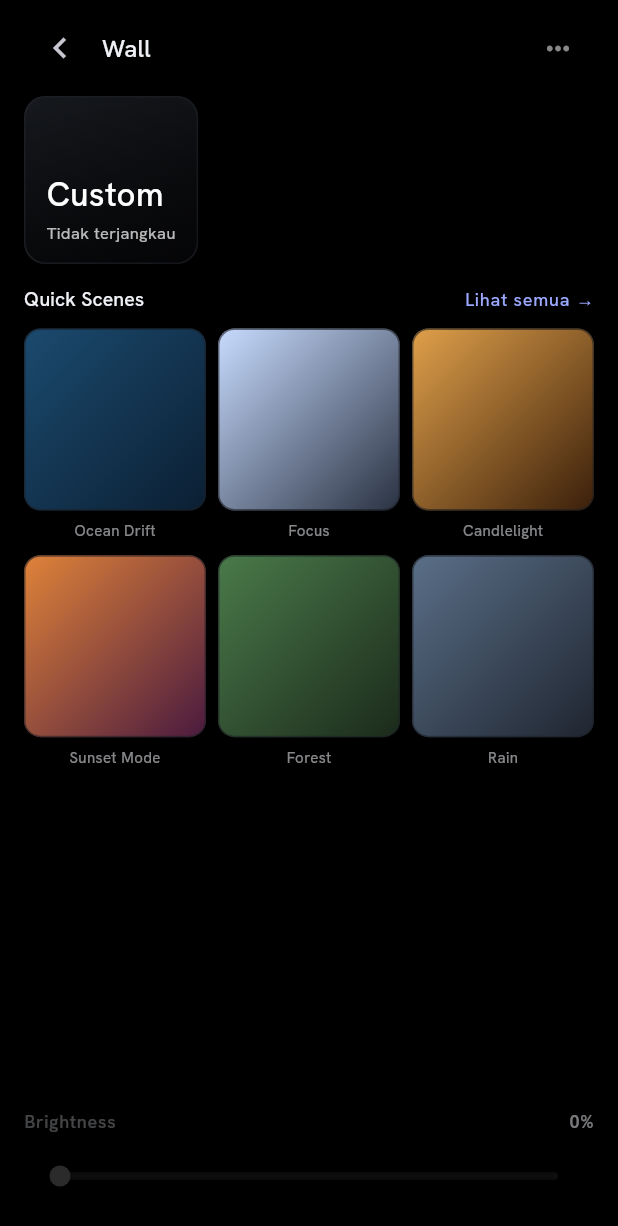
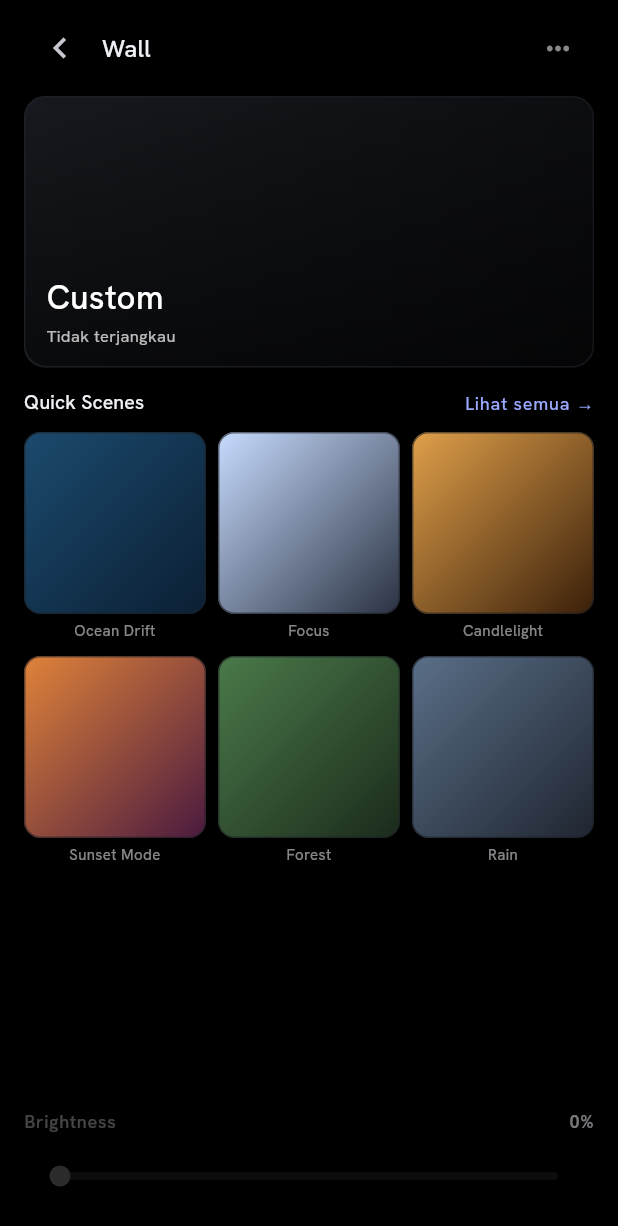
Before and after one commit to middleearthdev/living_wall_app, a Flutter app: the WallControlScreen screen opened directly with empty values, on a phone screen of 412 x 824 dp. Shown: the top 1226 px of the screen. Run offline on Flutter 3.47's test engine with Material 3 defaults, Android fonts, the phone set to English and light mode, and no system bars; our stand-ins replace dio, drift, flutter_riverpod, freezed_annotation, go_router, google_fonts and 2 more; missing offline and left inert: network_info_plus; accounts and stored records are empty; generated files the repository leaves out were written again.

Commit message:
feat(wall-control): adaptive hero, responsive quick scenes, slider echo suppression
Real-device testing on iPhone 15 Pro surfaced three issues on the Wall
Control screen that the artboard-driven layout did not anticipate.

Hero (S06):
- Fixed height 112 looked squashed against the wider real-phone content
  column (393pt body vs 218px artboard). Replaced with AspectRatio 2.10
  so the hero keeps the design canvas's 218×104 proportions regardless
  of device width.

Quick Scenes grid:
- GridView with fixed 58×58 tiles left a stranded strip under a hero
  that now spans the full row. Reworked as two manual Rows of three
  Expanded tiles so each tile grows with the available width. Mirrors
  the .qstrip layout in the design canvas exactly.
- _QuickSceneTile gains HitTestBehavior.opaque (entire tile column is
  tappable, not just the thumbnail), mainAxisSize.min for Expanded
  parents, and textAlign.center for two-line labels.

Brightness slider echo suppression:
- After onChangeEnd, the WS stream still carried trailing mid-drag
  values for ~200–300ms, briefly snapping the thumb backward before
  settling. Added _lastSent + a 400ms _suppressTimer so the slider
  pins to the released value during that window, then surrenders to
  widget.brightness so firmware coercion (preset clamps, gamma) still
  surfaces. Disposed correctly; mounted-guarded.

flutter analyze clean. Same suppression pattern applies to the room
brightness slider but is left for a separate commit so this one stays
scoped to the wall control screen.

Co-Authored-By: Claude Opus 4.7 <noreply@anthropic.com>

```diff
--- a/lib/presentation/screens/wall/wall_control_screen.dart
+++ b/lib/presentation/screens/wall/wall_control_screen.dart
@@ -1,3 +1,5 @@
+import 'dart:async';
+
 import 'package:flutter/material.dart';
 import 'package:flutter_riverpod/flutter_riverpod.dart';
 import 'package:go_router/go_router.dart';
@@ -200,8 +202,13 @@ class _Hero extends StatelessWidget {
       status = 'Aktif sekarang · $percent%';
     }
 
-    return Container(
-      height: 112,
+    // Scale height with screen width to match the design canvas hero
+    // ratio (218×104 in the artboard = ~2.10:1). Fixed-height 112 looked
+    // squashed on real phones whose content width is much wider than the
+    // 218px artboard scr-body.
+    return AspectRatio(
+      aspectRatio: 2.10,
+      child: Container(
         decoration: BoxDecoration(
           gradient: ScenePalette.gradient(activeScene?.id),
           borderRadius: BorderRadius.circular(14),
@@ -248,6 +255,7 @@ class _Hero extends StatelessWidget {
             ),
           ],
         ),
+      ),
     );
   }
 }
@@ -292,6 +300,10 @@ class _SectionHeader extends StatelessWidget {
   }
 }
 
+/// Two horizontal strips of three — matches the `.qstrip` pattern in the
+/// design canvas (S06). Using `Expanded` tiles instead of fixed 58×58
+/// adapts to real phone widths; on a 393pt screen the design's 58px tile
+/// would otherwise look stranded against a hero that fills the row.
 class _QuickScenesGrid extends StatelessWidget {
   const _QuickScenesGrid({
     required this.scenes,
@@ -303,23 +315,34 @@ class _QuickScenesGrid extends StatelessWidget {
   final String? activeId;
   final ValueChanged<Scene> onPick;
 
-  @override
-  Widget build(BuildContext context) {
-    return GridView.builder(
-      shrinkWrap: true,
-      physics: const NeverScrollableScrollPhysics(),
-      gridDelegate: const SliverGridDelegateWithFixedCrossAxisCount(
-        crossAxisCount: 3,
-        crossAxisSpacing: 8,
-        mainAxisSpacing: 10,
-        childAspectRatio: 0.86,
-      ),
-      itemCount: scenes.length,
-      itemBuilder: (_, i) => _QuickSceneTile(
+  Widget _row(int start) {
+    final children = <Widget>[];
+    for (var i = start; i < start + 3; i++) {
+      if (i > start) children.add(const SizedBox(width: 8));
+      children.add(
+        Expanded(
+          child: i < scenes.length
+              ? _QuickSceneTile(
                   scene: scenes[i],
                   selected: scenes[i].id == activeId,
                   onTap: () => onPick(scenes[i]),
+                )
+              : const SizedBox.shrink(),
         ),
+      );
+    }
+    return Row(children: children);
+  }
+
+  @override
+  Widget build(BuildContext context) {
+    return Column(
+      mainAxisSize: MainAxisSize.min,
+      children: [
+        _row(0),
+        const SizedBox(height: 10),
+        _row(3),
+      ],
     );
   }
 }
@@ -340,8 +363,10 @@ class _QuickSceneTile extends StatelessWidget {
     final ext = Theme.of(context).extension<LivingWallTheme>()!;
     return GestureDetector(
       onTap: onTap,
+      behavior: HitTestBehavior.opaque,
       child: Column(
         crossAxisAlignment: CrossAxisAlignment.center,
+        mainAxisSize: MainAxisSize.min,
         children: [
           AspectRatio(
             aspectRatio: 1,
@@ -354,16 +379,17 @@ class _QuickSceneTile extends StatelessWidget {
                   color: selected
                       ? ext.accentLight
                       : ext.surface3.withValues(alpha: 0.6),
-                  width: selected ? 1.8 : 1,
+                  width: selected ? 1.5 : 1,
                 ),
               ),
             ),
           ),
-          const SizedBox(height: 6),
+          const SizedBox(height: 4),
           Text(
             scene.name,
             maxLines: 1,
             overflow: TextOverflow.ellipsis,
+            textAlign: TextAlign.center,
             style: TextStyle(
               fontSize: 10,
               color: selected ? null : ext.textDim,
@@ -394,10 +420,32 @@ class _BrightnessSlider extends ConsumerStatefulWidget {
 }
 
 class _BrightnessSliderState extends ConsumerState<_BrightnessSlider> {
+  // Active drag value — overrides widget.brightness so the thumb tracks
+  // the finger instead of trailing the WS echo.
   double? _draggingValue;
 
+  // Last value the user released on. Held for a fixed window so the
+  // slider doesn't snap to a stale mid-drag echo right after release.
+  // After the window, we surrender to widget.brightness regardless —
+  // bounded so firmware coercion (preset clamps, gamma curves) surfaces
+  // quickly instead of being masked.
+  double? _lastSent;
+  Timer? _suppressTimer;
+
+  // Covers HTTP throttle (80ms) + round-trip + WS push for the trailing
+  // value to land. Local network is fast, so 400ms is comfortable.
+  static const _suppressWindow = Duration(milliseconds: 400);
+
   double get _displayValue =>
-      _draggingValue ?? widget.brightness.toDouble().clamp(0, 255);
+      _draggingValue ??
+      _lastSent ??
+      widget.brightness.toDouble().clamp(0, 255);
+
+  @override
+  void dispose() {
+    _suppressTimer?.cancel();
+    super.dispose();
+  }
 
   @override
   Widget build(BuildContext context) {
@@ -449,7 +497,16 @@ class _BrightnessSliderState extends ConsumerState<_BrightnessSlider> {
                           .setBrightness(widget.wallId, v.round());
                     }
                   : null,
-              onChangeEnd: (_) => setState(() => _draggingValue = null),
+              onChangeEnd: (v) {
+                setState(() {
+                  _draggingValue = null;
+                  _lastSent = v;
+                });
+                _suppressTimer?.cancel();
+                _suppressTimer = Timer(_suppressWindow, () {
+                  if (mounted) setState(() => _lastSent = null);
+                });
+              },
             ),
           ),
         ],
```
Lines whose indentation alone changed are shown as unchanged.
